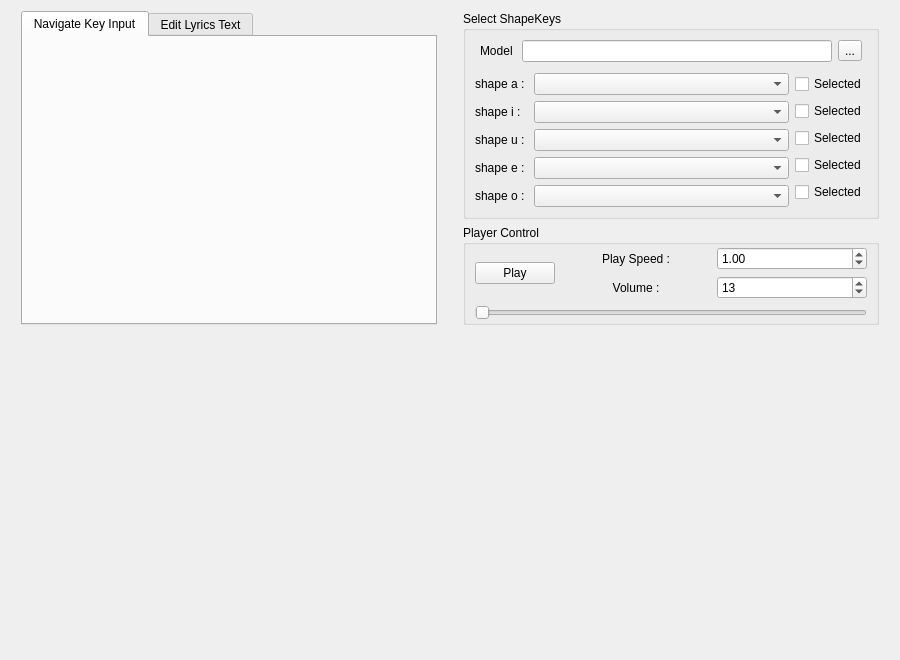
Ndgt/AnimateBlendShape, file src/mainwidget.ui: the form before one commit.
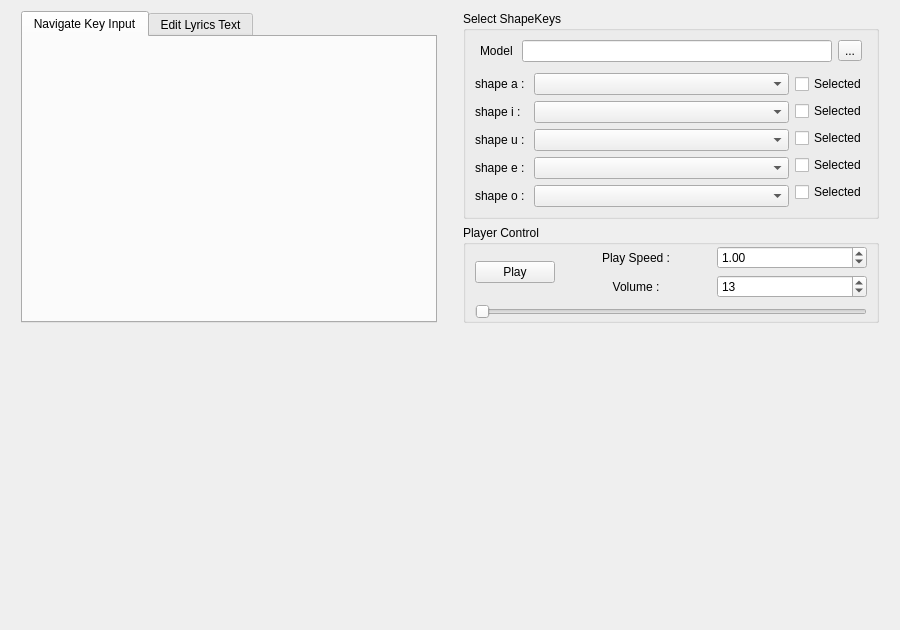
The form after the commit.

Diff of the .ui file:
```diff
--- a/src/mainwidget.ui
+++ b/src/mainwidget.ui
@@ -7,7 +7,7 @@
     <x>0</x>
     <y>0</y>
     <width>900</width>
-    <height>660</height>
+    <height>630</height>
    </rect>
   </property>
   <property name="sizePolicy">
```
